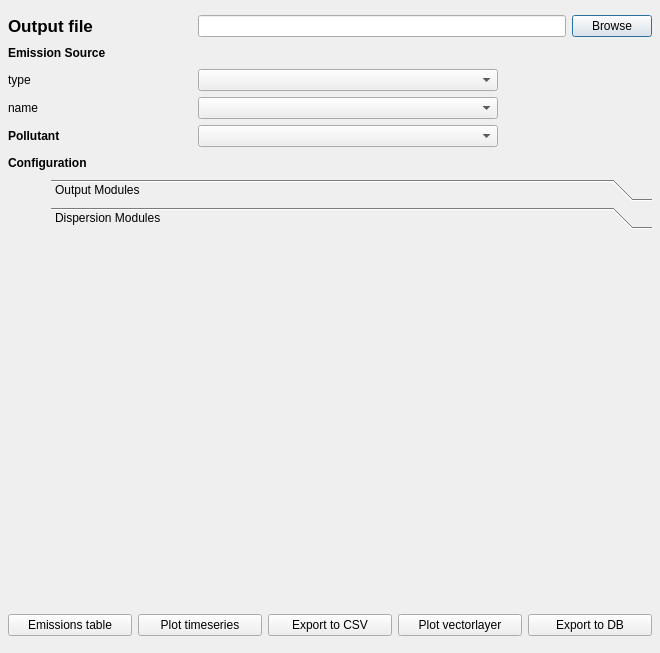
Qt form ui/ui_results_analysis.ui (eurocontrol-asu/open_alaqs) before a commit.
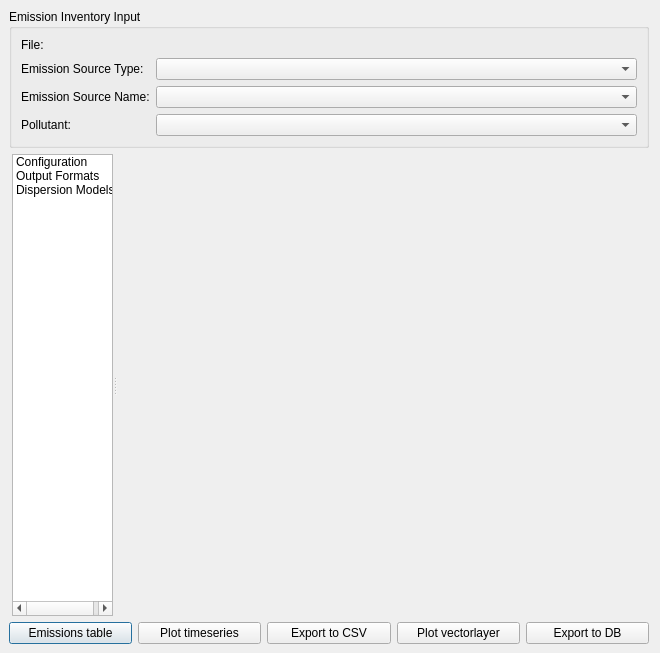
The same form after that commit. Icons and pictures are not drawn. Custom widgets are drawn as their Qt base class.

Commit message: Re-architect the emission inventory analysis dialog

Diff of the .ui file:
```diff
--- a/ui/ui_results_analysis.ui
+++ b/ui/ui_results_analysis.ui
@@ -13,19 +13,23 @@
   <property name="windowTitle">
    <string>OpenALAQS - Results Analysis</string>
   </property>
-  <widget class="QWidget" name="layoutWidget">
-   <property name="geometry">
-    <rect>
-     <x>8</x>
-     <y>15</y>
-     <width>644</width>
-     <height>621</height>
-    </rect>
+  <layout class="QVBoxLayout" name="verticalLayout">
+   <property name="leftMargin">
+    <number>9</number>
    </property>
-   <layout class="QGridLayout" name="gridLayout_4">
-    <item row="0" column="0">
+   <property name="topMargin">
+    <number>9</number>
+   </property>
+   <property name="bottomMargin">
+    <number>9</number>
+   </property>
+   <item>
+    <widget class="QGroupBox" name="outputGroupBox">
+     <property name="title">
+      <string>Emission Inventory Input</string>
+     </property>
      <layout class="QGridLayout" name="gridLayout">
-      <item row="0" column="0" colspan="2">
+      <item row="0" column="0">
        <widget class="QLabel" name="label_4">
         <property name="sizePolicy">
          <sizepolicy hsizetype="Expanding" vsizetype="Minimum">
@@ -33,384 +37,239 @@
           <verstretch>0</verstretch>
          </sizepolicy>
         </property>
-        <property name="font">
-         <font>
-          <family>Helvetica</family>
-          <pointsize>13</pointsize>
-          <weight>75</weight>
-          <bold>true</bold>
-         </font>
-        </property>
         <property name="text">
-         <string>Output file</string>
+         <string>File:</string>
         </property>
-        <property name="alignment">
-         <set>Qt::AlignLeading|Qt::AlignLeft|Qt::AlignVCenter</set>
-        </property>
        </widget>
       </item>
-      <item row="0" column="2">
-       <spacer name="horizontalSpacer_24">
-        <property name="orientation">
-         <enum>Qt::Horizontal</enum>
+      <item row="0" column="1">
+       <widget class="QgsFileWidget" name="result_file_path">
+        <property name="sizePolicy">
+         <sizepolicy hsizetype="Expanding" vsizetype="Fixed">
+          <horstretch>1</horstretch>
+          <verstretch>0</verstretch>
+         </sizepolicy>
         </property>
-        <property name="sizeHint" stdset="0">
-         <size>
-          <width>38</width>
-          <height>20</height>
-         </size>
-        </property>
-       </spacer>
-      </item>
-      <item row="0" column="3">
-       <widget class="QLineEdit" name="result_file_path"/>
-      </item>
-      <item row="0" column="4">
-       <widget class="QPushButton" name="browseOutputFile">
-        <property name="text">
-         <string>Browse</string>
-        </property>
        </widget>
       </item>
-      <item row="1" column="0" colspan="2">
+      <item row="1" column="0">
        <widget class="QLabel" name="label_3">
-        <property name="font">
-         <font>
-          <weight>75</weight>
-          <bold>true</bold>
-         </font>
-        </property>
         <property name="text">
-         <string>Emission Source</string>
+         <string>Emission Source Type:</string>
         </property>
        </widget>
       </item>
-      <item row="1" column="2">
-       <spacer name="horizontalSpacer_28">
-        <property name="orientation">
-         <enum>Qt::Horizontal</enum>
+      <item row="1" column="1">
+       <widget class="QComboBox" name="source_types">
+        <property name="sizePolicy">
+         <sizepolicy hsizetype="Expanding" vsizetype="Fixed">
+          <horstretch>1</horstretch>
+          <verstretch>0</verstretch>
+         </sizepolicy>
         </property>
-        <property name="sizeHint" stdset="0">
-         <size>
-          <width>38</width>
-          <height>20</height>
-         </size>
-        </property>
-       </spacer>
-      </item>
-      <item row="1" column="3">
-       <spacer name="horizontalSpacer_8">
-        <property name="orientation">
-         <enum>Qt::Horizontal</enum>
-        </property>
-        <property name="sizeHint" stdset="0">
-         <size>
-          <width>368</width>
-          <height>20</height>
-         </size>
-        </property>
-       </spacer>
-      </item>
-      <item row="1" column="4">
-       <spacer name="horizontalSpacer_29">
-        <property name="orientation">
-         <enum>Qt::Horizontal</enum>
-        </property>
-        <property name="sizeHint" stdset="0">
-         <size>
-          <width>38</width>
-          <height>20</height>
-         </size>
-        </property>
-       </spacer>
+       </widget>
       </item>
       <item row="2" column="0">
        <widget class="QLabel" name="label_11">
-        <property name="minimumSize">
-         <size>
-          <width>30</width>
-          <height>0</height>
-         </size>
-        </property>
         <property name="text">
-         <string>type</string>
+         <string>Emission Source Name:</string>
         </property>
        </widget>
       </item>
       <item row="2" column="1">
-       <spacer name="horizontalSpacer_21">
-        <property name="orientation">
-         <enum>Qt::Horizontal</enum>
-        </property>
-        <property name="sizeHint" stdset="0">
-         <size>
-          <width>68</width>
-          <height>20</height>
-         </size>
-        </property>
-       </spacer>
-      </item>
-      <item row="2" column="2">
-       <spacer name="horizontalSpacer_25">
-        <property name="orientation">
-         <enum>Qt::Horizontal</enum>
-        </property>
-        <property name="sizeHint" stdset="0">
-         <size>
-          <width>38</width>
-          <height>20</height>
-         </size>
-        </property>
-       </spacer>
-      </item>
-      <item row="2" column="3">
-       <widget class="QComboBox" name="source_types">
-        <property name="sizePolicy">
-         <sizepolicy hsizetype="Fixed" vsizetype="Fixed">
-          <horstretch>0</horstretch>
-          <verstretch>0</verstretch>
-         </sizepolicy>
-        </property>
-        <property name="minimumSize">
-         <size>
-          <width>300</width>
-          <height>0</height>
-         </size>
-        </property>
-        <property name="maximumSize">
-         <size>
-          <width>300</width>
-          <height>16777215</height>
-         </size>
-        </property>
-       </widget>
-      </item>
-      <item row="2" column="4">
-       <spacer name="horizontalSpacer_30">
-        <property name="orientation">
-         <enum>Qt::Horizontal</enum>
-        </property>
-        <property name="sizeHint" stdset="0">
-         <size>
-          <width>38</width>
-          <height>20</height>
-         </size>
-        </property>
-       </spacer>
-      </item>
-      <item row="3" column="0">
-       <widget class="QLabel" name="label_9">
-        <property name="minimumSize">
-         <size>
-          <width>30</width>
-          <height>0</height>
-         </size>
-        </property>
-        <property name="text">
-         <string>name</string>
-        </property>
-       </widget>
-      </item>
-      <item row="3" column="1">
-       <spacer name="horizontalSpacer_22">
-        <property name="orientation">
-         <enum>Qt::Horizontal</enum>
-        </property>
-        <property name="sizeHint" stdset="0">
-         <size>
-          <width>68</width>
-          <height>20</height>
-         </size>
-        </property>
-       </spacer>
-      </item>
-      <item row="3" column="2">
-       <spacer name="horizontalSpacer_27">
-        <property name="orientation">
-         <enum>Qt::Horizontal</enum>
-        </property>
-        <property name="sizeHint" stdset="0">
-         <size>
-          <width>38</width>
-          <height>20</height>
-         </size>
-        </property>
-       </spacer>
-      </item>
-      <item row="3" column="3">
        <widget class="QComboBox" name="source_names">
         <property name="sizePolicy">
-         <sizepolicy hsizetype="Fixed" vsizetype="Fixed">
-          <horstretch>0</horstretch>
+         <sizepolicy hsizetype="Expanding" vsizetype="Fixed">
+          <horstretch>1</horstretch>
           <verstretch>0</verstretch>
          </sizepolicy>
         </property>
-        <property name="minimumSize">
-         <size>
-          <width>300</width>
-          <height>0</height>
-         </size>
-        </property>
-        <property name="maximumSize">
-         <size>
-          <width>300</width>
-          <height>16777215</height>
-         </size>
-        </property>
        </widget>
       </item>
-      <item row="3" column="4">
-       <spacer name="horizontalSpacer_31">
-        <property name="orientation">
-         <enum>Qt::Horizontal</enum>
-        </property>
-        <property name="sizeHint" stdset="0">
-         <size>
-          <width>38</width>
-          <height>20</height>
-         </size>
-        </property>
-       </spacer>
-      </item>
-      <item row="4" column="0" colspan="2">
+      <item row="3" column="0">
        <widget class="QLabel" name="label">
-        <property name="sizePolicy">
-         <sizepolicy hsizetype="Minimum" vsizetype="Minimum">
-          <horstretch>0</horstretch>
-          <verstretch>0</verstretch>
-         </sizepolicy>
-        </property>
-        <property name="font">
-         <font>
-          <weight>75</weight>
-          <bold>true</bold>
-         </font>
-        </property>
         <property name="text">
-         <string>Pollutant</string>
+         <string>Pollutant:</string>
         </property>
        </widget>
       </item>
-      <item row="4" column="2">
-       <spacer name="horizontalSpacer_26">
-        <property name="orientation">
-         <enum>Qt::Horizontal</enum>
-        </property>
-        <property name="sizeHint" stdset="0">
-         <size>
-          <width>38</width>
-          <height>20</height>
-         </size>
-        </property>
-       </spacer>
-      </item>
-      <item row="4" column="3">
+      <item row="3" column="1">
        <widget class="QComboBox" name="pollutants_names">
         <property name="sizePolicy">
-         <sizepolicy hsizetype="Fixed" vsizetype="Fixed">
-          <horstretch>0</horstretch>
+         <sizepolicy hsizetype="Expanding" vsizetype="Fixed">
+          <horstretch>1</horstretch>
           <verstretch>0</verstretch>
          </sizepolicy>
         </property>
-        <property name="minimumSize">
-         <size>
-          <width>300</width>
-          <height>0</height>
-         </size>
-        </property>
-        <property name="maximumSize">
-         <size>
-          <width>300</width>
-          <height>16777215</height>
-         </size>
-        </property>
        </widget>
       </item>
-      <item row="4" column="4">
-       <spacer name="horizontalSpacer_32">
-        <property name="orientation">
-         <enum>Qt::Horizontal</enum>
-        </property>
-        <property name="sizeHint" stdset="0">
-         <size>
-          <width>38</width>
-          <height>20</height>
-         </size>
-        </property>
-       </spacer>
-      </item>
      </layout>
-    </item>
-    <item row="1" column="0">
-     <layout class="QGridLayout" name="gridLayout_2">
-      <item row="0" column="0" colspan="2">
-       <widget class="QLabel" name="label_6">
-        <property name="font">
-         <font>
-          <weight>75</weight>
-          <bold>true</bold>
-         </font>
-        </property>
-        <property name="text">
-         <string>Configuration</string>
-        </property>
-       </widget>
-      </item>
-      <item row="0" column="2">
-       <spacer name="horizontalSpacer_10">
+    </widget>
+   </item>
+   <item>
+    <widget class="QFrame" name="configuration_container">
+     <property name="sizePolicy">
+      <sizepolicy hsizetype="Expanding" vsizetype="Expanding">
+       <horstretch>1</horstretch>
+       <verstretch>1</verstretch>
+      </sizepolicy>
+     </property>
+     <property name="frameShape">
+      <enum>QFrame::NoFrame</enum>
+     </property>
+     <property name="frameShadow">
+      <enum>QFrame::Raised</enum>
+     </property>
+     <layout class="QGridLayout" name="gridLayout_6">
+      <property name="leftMargin">
+       <number>0</number>
+      </property>
+      <property name="topMargin">
+       <number>0</number>
+      </property>
+      <property name="rightMargin">
+       <number>0</number>
+      </property>
+      <property name="bottomMargin">
+       <number>0</number>
+      </property>
+      <property name="horizontalSpacing">
+       <number>0</number>
+      </property>
+      <item row="0" column="1">
+       <widget class="QSplitter" name="configuration_splitter">
         <property name="orientation">
          <enum>Qt::Horizontal</enum>
         </property>
-        <property name="sizeHint" stdset="0">
+        <property name="childrenCollapsible">
+         <bool>false</bool>
+        </property>
+        <widget class="QFrame" name="configuration_modules">
+         <property name="sizePolicy">
+          <sizepolicy hsizetype="Expanding" vsizetype="Expanding">
+           <horstretch>1</horstretch>
+           <verstretch>0</verstretch>
+          </sizepolicy>
+         </property>
+         <property name="minimumSize">
          <size>
-          <width>528</width>
-          <height>20</height>
-         </size>
-        </property>
-       </spacer>
-      </item>
-      <item row="1" column="0">
-       <spacer name="verticalSpacer">
-        <property name="orientation">
-         <enum>Qt::Vertical</enum>
-        </property>
-        <property name="sizeHint" stdset="0">
+           <width>32</width>
+           <height>0</height>
+          </size>
+         </property>
+         <property name="frameShape">
+          <enum>QFrame::NoFrame</enum>
+         </property>
+         <property name="frameShadow">
+          <enum>QFrame::Raised</enum>
+         </property>
+         <layout class="QVBoxLayout" name="verticalLayout_23">
+          <property name="leftMargin">
+           <number>3</number>
+          </property>
+          <property name="topMargin">
+           <number>0</number>
+          </property>
+          <property name="rightMargin">
+           <number>0</number>
+          </property>
+          <property name="bottomMargin">
+           <number>0</number>
+          </property>
+          <item>
+           <widget class="QListWidget" name="configuration_modules_list">
+            <property name="minimumSize">
+             <size>
+              <width>32</width>
+              <height>0</height>
+             </size>
+            </property>
+            <property name="showDropIndicator" stdset="0">
+             <bool>false</bool>
+            </property>
+            <property name="iconSize">
          <size>
           <width>20</width>
-          <height>268</height>
-         </size>
-        </property>
-       </spacer>
-      </item>
-      <item row="1" column="1" colspan="2">
-       <widget class="QToolBox" name="Configuration_toolBox">
-        <property name="minimumSize">
-         <size>
-          <width>542</width>
-          <height>180</height>
-         </size>
+              <height>20</height>
+             </size>
+            </property>
+            <item>
+             <property name="text">
+              <string>Configuration</string>
+             </property>
+             <property name="icon">
+              <iconset resource="../../images/images.qrc">
+               <normaloff>:/images/themes/default/propertyicons/action.svg</normaloff>:/images/themes/default/propertyicons/action.svg</iconset>
+             </property>
+            </item>
+            <item>
+             <property name="text">
+              <string>Output Formats</string>
+             </property>
+             <property name="icon">
+              <iconset resource="../../images/images.qrc">
+               <normaloff>:/images/themes/default/mActionFileSave.svg</normaloff>:/images/themes/default/mActionFileSave.svg</iconset>
+             </property>
+            </item>
+            <item>
+             <property name="text">
+              <string>Dispersion Models</string>
+             </property>
+             <property name="icon">
+              <iconset resource="../../images/images.qrc">
+               <normaloff>:/images/themes/default/propertyicons/editmetadata.svg</normaloff>:/images/themes/default/propertyicons/editmetadata.svg</iconset>
+             </property>
+            </item>
+           </widget>
+          </item>
+         </layout>
+        </widget>
+        <widget class="QFrame" name="configuration_stack_container">
+         <property name="sizePolicy">
+          <sizepolicy hsizetype="Preferred" vsizetype="Preferred">
+           <horstretch>10</horstretch>
+           <verstretch>0</verstretch>
+          </sizepolicy>
         </property>
         <property name="frameShape">
          <enum>QFrame::NoFrame</enum>
         </property>
         <property name="frameShadow">
-         <enum>QFrame::Sunken</enum>
-        </property>
+          <enum>QFrame::Raised</enum>
+         </property>
+         <layout class="QVBoxLayout" name="verticalLayout_5">
+          <property name="leftMargin">
+           <number>6</number>
+          </property>
+          <property name="topMargin">
+           <number>0</number>
+          </property>
+          <property name="rightMargin">
+           <number>0</number>
+          </property>
+          <property name="bottomMargin">
+           <number>6</number>
+          </property>
+          <item>
+           <widget class="QStackedWidget" name="configuration_stack">
         <property name="currentIndex">
          <number>1</number>
         </property>
         <widget class="QWidget" name="output_modules_page">
-         <property name="geometry">
-          <rect>
-           <x>0</x>
-           <y>0</y>
-           <width>589</width>
-           <height>283</height>
-          </rect>
-         </property>
-         <attribute name="label">
-          <string>Output Modules</string>
-         </attribute>
+             <layout class="QVBoxLayout" name="verticalLayout_9">
+              <property name="leftMargin">
+               <number>0</number>
+              </property>
+              <property name="topMargin">
+               <number>0</number>
+              </property>
+              <property name="rightMargin">
+               <number>0</number>
+              </property>
+              <property name="bottomMargin">
+               <number>0</number>
+              </property>
+              <item>
          <widget class="QTabWidget" name="output_modules_tab_widget">
           <property name="geometry">
            <rect>
@@ -447,19 +306,24 @@
            <bool>false</bool>
           </property>
          </widget>
+              </item>
+             </layout>
         </widget>
         <widget class="QWidget" name="dispersion_modules_page">
-         <property name="geometry">
-          <rect>
-           <x>0</x>
-           <y>0</y>
-           <width>589</width>
-           <height>283</height>
-          </rect>
-         </property>
-         <attribute name="label">
-          <string>Dispersion Modules</string>
-         </attribute>
+             <layout class="QVBoxLayout" name="verticalLayout_9">
+              <property name="leftMargin">
+               <number>0</number>
+              </property>
+              <property name="topMargin">
+               <number>0</number>
+              </property>
+              <property name="rightMargin">
+               <number>0</number>
+              </property>
+              <property name="bottomMargin">
+               <number>0</number>
+              </property>
+              <item>
          <widget class="QTabWidget" name="dispersion_modules_tab_widget">
           <property name="geometry">
            <rect>
@@ -482,34 +346,28 @@
            <bool>true</bool>
           </property>
          </widget>
+              </item>
+             </layout>
         </widget>
        </widget>
       </item>
      </layout>
-    </item>
-    <item row="2" column="0">
-     <layout class="QGridLayout" name="gridLayout_3">
-      <item row="0" column="0" colspan="5">
-       <spacer name="horizontalSpacer_11">
-        <property name="orientation">
-         <enum>Qt::Horizontal</enum>
-        </property>
-        <property name="sizeHint" stdset="0">
-         <size>
-          <width>658</width>
-          <height>20</height>
-         </size>
-        </property>
-       </spacer>
-      </item>
-      <item row="1" column="0">
+        </widget>
+       </widget>
+      </item>
+     </layout>
+    </widget>
+   </item>
+    <item>
+     <layout class="QHBoxLayout" name="gridLayout_3">
+      <item>
        <widget class="QPushButton" name="ResultsTableButton">
         <property name="text">
          <string>Emissions table</string>
         </property>
        </widget>
       </item>
-      <item row="1" column="1">
+      <item>
        <widget class="QPushButton" name="plot_time_series_vs_emissions">
         <property name="toolTip">
          <string>Plot time vs. emission of pollutant</string>
@@ -519,14 +377,14 @@
         </property>
        </widget>
       </item>
-      <item row="1" column="2">
+      <item>
        <widget class="QPushButton" name="toCSVButton">
         <property name="text">
          <string>Export to CSV</string>
         </property>
        </widget>
       </item>
-      <item row="1" column="3">
+      <item>
        <widget class="QPushButton" name="add_contour">
         <property name="enabled">
          <bool>true</bool>
@@ -539,7 +397,7 @@
         </property>
        </widget>
       </item>
-      <item row="1" column="4">
+      <item>
        <widget class="QPushButton" name="toDBButton">
         <property name="text">
          <string>Export to DB</string>
@@ -550,12 +408,14 @@
     </item>
    </layout>
   </widget>
- </widget>
- <tabstops>
-  <tabstop>source_types</tabstop>
-  <tabstop>source_names</tabstop>
-  <tabstop>pollutants_names</tabstop>
- </tabstops>
+ <customwidgets>
+  <customwidget>
+   <class>QgsFileWidget</class>
+   <extends>QWidget</extends>
+   <header>qgsfilewidget.h</header>
+   <container>1</container>
+  </customwidget>
+ </customwidgets>
  <resources/>
  <connections/>
 </ui>
```
Left out of the diff: 4 changed lines with no effect on the pictures. Lines whose indentation alone changed are shown as unchanged. The commit also changes 8 other files.
